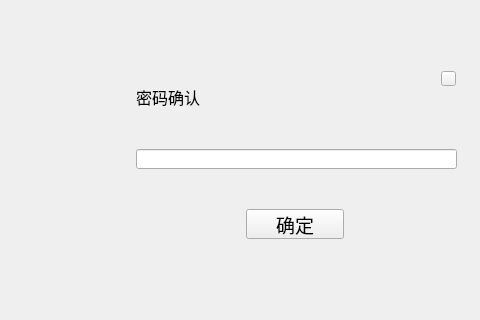
Qt form LNKWallet/capitalTransferPage/PasswordConfirmWidget.ui (HcashOrg/hx-indicator) before a commit; both pictures show x 254 to 734 and y 139 to 459 of the 960 by 543 pixel window.
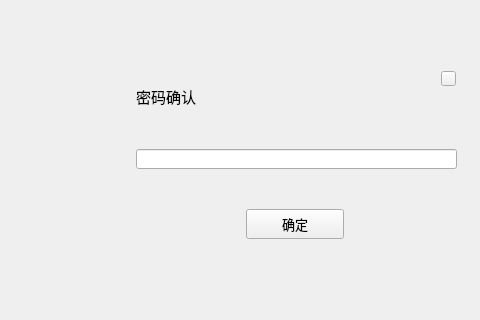
The same form after that commit.

What changed in the file:
```diff
--- a/LNKWallet/capitalTransferPage/PasswordConfirmWidget.ui
+++ b/LNKWallet/capitalTransferPage/PasswordConfirmWidget.ui
@@ -24,7 +24,8 @@
    </property>
    <property name="font">
     <font>
-     <pointsize>12</pointsize>
+     <family>微软雅黑</family>
+     <pointsize>11</pointsize>
     </font>
    </property>
    <property name="text">
@@ -71,7 +72,8 @@
    </property>
    <property name="font">
     <font>
-     <pointsize>14</pointsize>
+     <family>微软雅黑</family>
+     <pointsize>10</pointsize>
     </font>
    </property>
    <property name="cursor">
```
